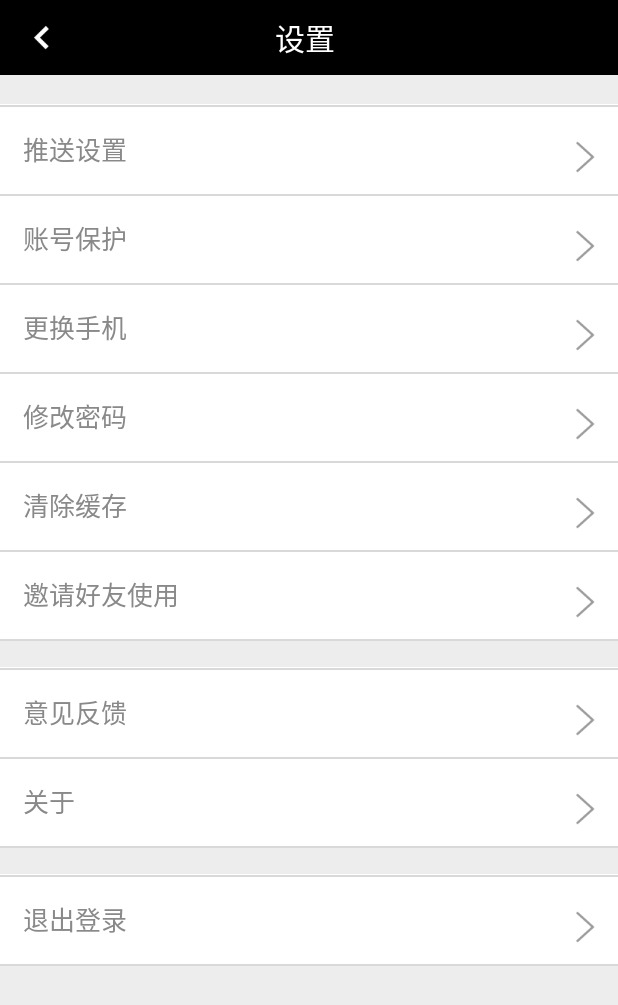
After one commit to dandanba/xiangqin-android-studio, an Android app: the SettingsActivity screen opened directly, with no data from a screen before it, on a phone screen of 412 x 824 dp. The commit adds this screen. Shown: the top 1005 px of the screen. Run offline under Robolectric (Android 15) with nearby library versions, the phone set to English and light mode, and no system bars; our stand-ins replace ButterKnife; libraries missing offline, so code that uses them is left out: com.facebook.drawee.

Commit message:
settings

```diff
--- a/xiangqin/app/src/main/AndroidManifest.xml
+++ b/xiangqin/app/src/main/AndroidManifest.xml
@@ -43,7 +43,6 @@
                 <action android:name="com.baidu.location.service_v2.2" />
             </intent-filter>
         </service>
-
         <meta-data
             android:name="com.baidu.lbsapi.API_KEY"
             android:value="XInzWIUVWKLPOBaeitXVoZW4" />
@@ -78,6 +77,9 @@
             android:name=".activity.RegisterActivity"
             android:screenOrientation="portrait" />
         <activity
+            android:name=".activity.SettingsActivity"
+            android:screenOrientation="portrait" />
+        <activity
             android:name=".activity.MainActivity"
             android:launchMode="singleTask"
             android:screenOrientation="portrait" />
--- a/xiangqin/app/src/main/java/com/xiangqin/app/activity/MainActivity.java
+++ b/xiangqin/app/src/main/java/com/xiangqin/app/activity/MainActivity.java
@@ -6,6 +6,7 @@ import android.os.Bundle;
 import android.support.v4.app.Fragment;
 import android.util.Log;
 import android.view.View;
+import android.view.ViewGroup;
 import android.widget.ImageView;
 import android.widget.TextView;
 
@@ -30,6 +31,7 @@ import java.util.ArrayList;
 import java.util.List;
 
 import butterknife.Bind;
+import butterknife.OnClick;
 import me.tabak.fragmentswitcher.FragmentStateArrayPagerAdapter;
 import me.tabak.fragmentswitcher.FragmentSwitcher;
 
@@ -41,6 +43,8 @@ public class MainActivity extends BaseActivity implements View.OnClickListener {
     TextView mCommonTitleText;
     @Bind(R.id.titlebar_left_button)
     ImageView mLeftButton;
+    @Bind(R.id.titlebar_right_button)
+    ViewGroup mRightButton;
     @Bind(R.id.content_layout)
     FragmentSwitcher mFragmentSwitcher;
     @Bind(R.id.tab_1)
@@ -202,6 +206,12 @@ public class MainActivity extends BaseActivity implements View.OnClickListener {
     }
 
 
+    @OnClick(R.id.titlebar_right_button)
+    public void onRightButtonClick(View view) {
+        startActivity(IntentGenerator.genSimpleActivityIntent(this, SettingsActivity.class));
+    }
+
+
     private void initPush() {
         // 设置默认打开的 Activity
         PushService.setDefaultPushCallback(this, MainActivity.class);
@@ -221,8 +231,6 @@ public class MainActivity extends BaseActivity implements View.OnClickListener {
                 }
             }
         });
-
-
     }
 
     public void initData() {
@@ -249,6 +257,7 @@ public class MainActivity extends BaseActivity implements View.OnClickListener {
         mTabButton5.setOnClickListener(this);
         mLeftButton.setVisibility(View.INVISIBLE);
         mCommonTitleText.setText("缘分");
+        mRightButton.setVisibility(View.INVISIBLE);
     }
 
     @Override
@@ -282,26 +291,31 @@ public class MainActivity extends BaseActivity implements View.OnClickListener {
             mClickedTabId = id;
             switch (id) {
                 case R.id.tab_1:
+                    mRightButton.setVisibility(View.INVISIBLE);
                     mCommonTitleText.setText("缘分");
                     button.setCompoundDrawablesWithIntrinsicBounds(0, R.drawable.tab_icon_1_foucsed, 0, 0);
                     mFragmentSwitcher.setCurrentItem(0);
                     break;
                 case R.id.tab_2:
+                    mRightButton.setVisibility(View.INVISIBLE);
                     mCommonTitleText.setText("搜索");
                     button.setCompoundDrawablesWithIntrinsicBounds(0, R.drawable.tab_icon_2_foucsed, 0, 0);
                     mFragmentSwitcher.setCurrentItem(1);
                     break;
                 case R.id.tab_3:
+                    mRightButton.setVisibility(View.INVISIBLE);
                     mCommonTitleText.setText("信箱");
                     button.setCompoundDrawablesWithIntrinsicBounds(0, R.drawable.tab_icon_3_foucsed, 0, 0);
                     mFragmentSwitcher.setCurrentItem(2);
                     break;
                 case R.id.tab_4:
+                    mRightButton.setVisibility(View.INVISIBLE);
                     mCommonTitleText.setText("附近");
                     button.setCompoundDrawablesWithIntrinsicBounds(0, R.drawable.tab_icon_4_foucsed, 0, 0);
                     mFragmentSwitcher.setCurrentItem(3);
                     break;
                 case R.id.tab_5:
+                    mRightButton.setVisibility(View.VISIBLE);
                     mCommonTitleText.setText("我");
                     button.setCompoundDrawablesWithIntrinsicBounds(0, R.drawable.tab_icon_5_foucsed, 0, 0);
                     mFragmentSwitcher.setCurrentItem(4);
--- /dev/null
+++ b/xiangqin/app/src/main/java/com/xiangqin/app/activity/SettingsActivity.java
@@ -0,0 +1,35 @@
+package com.xiangqin.app.activity;
+
+import android.os.Bundle;
+import android.view.View;
+import android.view.ViewGroup;
+import android.widget.TextView;
+
+import com.xiangqin.app.R;
+import com.xiangqin.app.fragment.SettingsFragment;
+
+import butterknife.Bind;
+import butterknife.OnClick;
+
+public class SettingsActivity extends BaseActivity {
+    @Bind(R.id.common_title_text)
+    TextView mCommonTitleText;
+    @Bind(R.id.titlebar_right_button)
+    ViewGroup mRightButton;
+
+    @Override
+    protected void onCreate(Bundle savedInstanceState) {
+        super.onCreate(savedInstanceState);
+        setContentView(R.layout.activity_settings);
+
+        mCommonTitleText.setText("设置");
+        mRightButton.setVisibility(View.INVISIBLE);
+
+        replace(R.id.content_frame, SettingsFragment.newInstance());
+    }
+
+    @OnClick(R.id.titlebar_left_button)
+    public void onLeftButtonClick(View view) {
+        onBackPressed();
+    }
+}
--- /dev/null
+++ b/xiangqin/app/src/main/java/com/xiangqin/app/adapter/DividerDataHolder.java
@@ -0,0 +1,10 @@
+package com.xiangqin.app.adapter;
+
+/**
+ * Created by dandanba on 11/16/15.
+ */
+public class DividerDataHolder extends BaseDataHolder {
+    public DividerDataHolder(int type) {
+        super(type);
+    }
+}
--- /dev/null
+++ b/xiangqin/app/src/main/java/com/xiangqin/app/adapter/SettingsAdapter.java
@@ -0,0 +1,159 @@
+package com.xiangqin.app.adapter;
+
+import android.content.Context;
+import android.support.v7.widget.RecyclerView;
+import android.view.View;
+import android.view.ViewGroup;
+import android.widget.TextView;
+
+import com.xiangqin.app.R;
+import com.xiangqin.app.utils.DisplayUtils;
+
+import butterknife.Bind;
+import butterknife.ButterKnife;
+
+/**
+ * Created by dandanba on 11/16/15.
+ */
+public class SettingsAdapter extends BaseAdapter<SettingsDataHolder> {
+
+    private OnRecyclerViewItemClickListener mItemClickListener;
+
+    public SettingsAdapter(Context context, OnRecyclerViewItemClickListener onItemClickListener) {
+        super(context);
+        SettingsDataHolder itemDataHolder;
+
+        mDatas.add(new SettingsDataHolder(1));
+
+        itemDataHolder = new SettingsDataHolder(0);
+        itemDataHolder.setTitle("推送设置");
+        itemDataHolder.setText("");
+
+        mDatas.add(itemDataHolder);
+
+        itemDataHolder = new SettingsDataHolder(0);
+        itemDataHolder.setTitle("账号保护");
+        itemDataHolder.setText("");
+
+        mDatas.add(itemDataHolder);
+
+
+        itemDataHolder = new SettingsDataHolder(0);
+        itemDataHolder.setTitle("更换手机");
+        itemDataHolder.setText("");
+
+        mDatas.add(itemDataHolder);
+
+        itemDataHolder = new SettingsDataHolder(0);
+        itemDataHolder.setTitle("修改密码");
+        itemDataHolder.setText("");
+
+        mDatas.add(itemDataHolder);
+
+        itemDataHolder = new SettingsDataHolder(0);
+        itemDataHolder.setTitle("清除缓存");
+        itemDataHolder.setText("");
+
+        mDatas.add(itemDataHolder);
+
+        itemDataHolder = new SettingsDataHolder(0);
+        itemDataHolder.setTitle("邀请好友使用");
+        itemDataHolder.setText("");
+
+        mDatas.add(itemDataHolder);
+
+        mDatas.add(new SettingsDataHolder(1));
+
+        itemDataHolder = new SettingsDataHolder(0);
+        itemDataHolder.setTitle("意见反馈");
+        itemDataHolder.setText("");
+
+        mDatas.add(itemDataHolder);
+
+        itemDataHolder = new SettingsDataHolder(0);
+        itemDataHolder.setTitle("关于");
+        itemDataHolder.setText("");
+
+        mDatas.add(itemDataHolder);
+
+        mDatas.add(new SettingsDataHolder(1));
+
+        itemDataHolder = new SettingsDataHolder(0);
+        itemDataHolder.setTitle("退出登录");
+        itemDataHolder.setText("");
+
+        mDatas.add(itemDataHolder);
+
+        mItemClickListener = onItemClickListener;
+    }
+
+
+    @Override
+    public BaseViewHolder onCreateViewHolder(ViewGroup parent, int viewType) {
+        View v = null;
+        BaseViewHolder viewHolder = null;
+        switch (viewType) {
+            case 0:
+                v = View.inflate(mContext, R.layout.layout_settings_item, null);
+                v.setLayoutParams(new RecyclerView.LayoutParams(RecyclerView.LayoutParams.MATCH_PARENT, DisplayUtils.dpToPxInt(mContext, 60)));
+                viewHolder = new SettingsViewHolder(v, mItemClickListener);
+                break;
+            case 1:
+                v = View.inflate(mContext, R.layout.layout_divider_item, null);
+                v.setLayoutParams(new RecyclerView.LayoutParams(RecyclerView.LayoutParams.MATCH_PARENT, DisplayUtils.dpToPxInt(mContext, 20)));
+                viewHolder = new DividerViewHolder(v, mItemClickListener);
+                break;
+            default:
+                break;
+        }
+        return viewHolder;
+    }
+
+    @Override
+    public void onBindViewHolder(BaseViewHolder holder, int position) {
+        final SettingsDataHolder dataHolder = mDatas.get(position);
+        final int itemViewType = dataHolder.getType();
+        switch (itemViewType) {
+            case 0:
+                SettingsViewHolder settingsViewHolder = (SettingsViewHolder) holder;
+                settingsViewHolder.bind(mContext, dataHolder, position);
+                break;
+            case 1:
+                DividerViewHolder userViewHolder = (DividerViewHolder) holder;
+                userViewHolder.bind(mContext, dataHolder, position);
+                break;
+            default:
+                break;
+        }
+    }
+
+    public class SettingsViewHolder extends BaseViewHolder {
+        @Bind(R.id.title)
+        TextView mTitleText;
+        @Bind(R.id.text)
+        TextView mTextText;
+
+        public SettingsViewHolder(View view, OnRecyclerViewItemClickListener onItemClickListener) {
+            super(view, onItemClickListener);
+            ButterKnife.bind(this, view);
+        }
+
+        public void bind(Context context, SettingsDataHolder datHolder, int position) {
+            mTitleText.setText(datHolder.getTitle());
+            mTextText.setText(datHolder.getText());
+        }
+    }
+
+
+    public class DividerViewHolder extends BaseViewHolder {
+
+        public DividerViewHolder(View view, OnRecyclerViewItemClickListener onItemClickListener) {
+            super(view, onItemClickListener);
+        }
+
+        public void bind(Context context, SettingsDataHolder datHolder, int position) {
+
+        }
+    }
+
+}
--- /dev/null
+++ b/xiangqin/app/src/main/java/com/xiangqin/app/adapter/SettingsDataHolder.java
@@ -0,0 +1,30 @@
+package com.xiangqin.app.adapter;
+
+/**
+ * Created by dandanba on 11/16/15.
+ */
+public class SettingsDataHolder extends BaseDataHolder {
+    public SettingsDataHolder(int type) {
+        super(type);
+    }
+
+    public String getTitle() {
+        return title;
+    }
+
+    public void setTitle(String title) {
+        this.title = title;
+    }
+
+    public String getText() {
+        return text;
+    }
+
+    public void setText(String text) {
+        this.text = text;
+    }
+
+    private String title;
+    private String text;
+
+}
--- /dev/null
+++ b/xiangqin/app/src/main/java/com/xiangqin/app/fragment/SettingsFragment.java
@@ -0,0 +1,72 @@
+package com.xiangqin.app.fragment;
+
+import android.content.Context;
+import android.os.Bundle;
+import android.support.annotation.Nullable;
+import android.support.v7.widget.LinearLayoutManager;
+import android.support.v7.widget.RecyclerView;
+import android.view.LayoutInflater;
+import android.view.View;
+import android.view.ViewGroup;
+
+import com.xiangqin.app.R;
+import com.xiangqin.app.adapter.ItemDivider;
+import com.xiangqin.app.adapter.OnRecyclerViewItemClickListener;
+import com.xiangqin.app.adapter.SettingsAdapter;
+
+import butterknife.Bind;
+import butterknife.ButterKnife;
+
+/**
+ * Created by dandanba on 11/16/15.
+ */
+public class SettingsFragment extends BaseFragment implements OnRecyclerViewItemClickListener {
+    @Bind(R.id.recycler_view)
+    RecyclerView mRecyclerView;
+
+    public static SettingsFragment newInstance() {
+        SettingsFragment fragment = new SettingsFragment();
+        final Bundle args = new Bundle();
+        fragment.setArguments(args);
+        return fragment;
+    }
+
+    SettingsAdapter mAdapter;
+
+    @Override
+    public void onAttach(Context context) {
+        super.onAttach(context);
+        mAdapter = new SettingsAdapter(context, this);
+    }
+
+    @Nullable
+    @Override
+    public View onCreateView(LayoutInflater inflater, ViewGroup container, Bundle savedInstanceState) {
+        final View view = inflater.inflate(R.layout.fragment_recycler_view, container, false);
+        ButterKnife.bind(this, view);
+        //创建布局管理器
+        LinearLayoutManager mLayoutManager = new LinearLayoutManager(mBaseActivity);
+        mLayoutManager.setOrientation(LinearLayoutManager.VERTICAL);
+        mRecyclerView.setLayoutManager(mLayoutManager);
+        mRecyclerView.addItemDecoration(new ItemDivider(mBaseActivity, R.drawable.item_divider));
+        return view;
+    }
+
+    @Nullable
+    @Override
+    public void onViewCreated(View view, Bundle savedInstanceState) {
+        super.onViewCreated(view, savedInstanceState);
+        mRecyclerView.setAdapter(mAdapter);
+    }
+
+    @Override
+    public void onDestroyView() {
+        super.onDestroyView();
+        ButterKnife.unbind(this);
+    }
+
+    @Override
+    public void onItemClick(View view, int position) {
+
+    }
+}
--- /dev/null
+++ b/xiangqin/app/src/main/res/layout/activity_settings.xml
@@ -0,0 +1,20 @@
+<LinearLayout xmlns:android="http://schemas.android.com/apk/res/android"
+    xmlns:tools="http://schemas.android.com/tools"
+    android:layout_width="match_parent"
+    android:layout_height="match_parent"
+    android:background="@color/gray"
+    android:orientation="vertical"
+    tools:context=".activity.SettingsActivity">
+
+    <include
+        android:id="@+id/titlebar_layout"
+        layout="@layout/layout_titlebar" />
+
+    <FrameLayout
+        android:id="@+id/content_frame"
+        android:layout_width="match_parent"
+        android:layout_height="0dp"
+        android:layout_weight="1" />
+
+
+</LinearLayout>
--- /dev/null
+++ b/xiangqin/app/src/main/res/layout/layout_divider_item.xml
@@ -0,0 +1,4 @@
+<?xml version="1.0" encoding="utf-8"?>
+<View xmlns:android="http://schemas.android.com/apk/res/android"
+    android:layout_width="match_parent"
+    android:layout_height="wrap_content" />
--- /dev/null
+++ b/xiangqin/app/src/main/res/layout/layout_settings_item.xml
@@ -0,0 +1,31 @@
+<?xml version="1.0" encoding="utf-8"?>
+<LinearLayout xmlns:android="http://schemas.android.com/apk/res/android"
+    android:layout_width="match_parent"
+    android:layout_height="wrap_content"
+    android:gravity="center_vertical"
+    android:orientation="horizontal"
+    android:background="@color/white"
+    android:paddingLeft="15dp"
+    android:paddingRight="15dp">
+
+    <TextView
+        android:id="@+id/title"
+        android:layout_width="0dp"
+        android:layout_height="wrap_content"
+        android:layout_weight="1"
+        android:textColor="@color/gray"
+        android:textSize="17sp" />
+
+    <TextView
+        android:id="@+id/text"
+        android:layout_width="100dp"
+        android:layout_height="wrap_content"
+        android:layout_marginTop="5dp"
+        android:drawablePadding="10dp"
+        android:drawableRight="@drawable/arrow_right"
+        android:singleLine="true"
+        android:textColor="@color/gray"
+        android:textSize="13sp" />
+
+
+</LinearLayout>
--- a/xiangqin/app/src/main/res/layout/layout_titlebar.xml
+++ b/xiangqin/app/src/main/res/layout/layout_titlebar.xml
@@ -36,4 +36,27 @@
         android:src="@drawable/titlebar_back_normal" />
 
 
+    <LinearLayout
+        android:id="@+id/titlebar_right_button"
+        android:layout_width="wrap_content"
+        android:layout_height="fill_parent"
+        android:layout_alignParentRight="true"
+        android:layout_centerVertical="true"
+        android:background="@drawable/common_title_button_selector"
+        android:minWidth="55dp"
+        android:scaleType="center"
+        android:src="@drawable/titlebar_back_normal">
+
+        <TextView
+            style="@style/titlebar_button_style"
+            android:layout_width="wrap_content"
+            android:layout_height="fill_parent"
+            android:layout_gravity="center"
+            android:ellipsize="end"
+            android:gravity="center"
+            android:singleLine="true"
+            android:text="设置" />
+    </LinearLayout>
+
+
 </RelativeLayout>
--- a/xiangqin/app/src/main/res/layout/layout_user_header.xml
+++ b/xiangqin/app/src/main/res/layout/layout_user_header.xml
@@ -24,7 +24,6 @@
         android:layout_centerHorizontal="true"
         android:layout_width="wrap_content"
         android:layout_height="wrap_content"
-        android:text="adsfdsfadsf"
         android:layout_gravity="center_vertical"
         android:textColor="@color/gray"
         android:textSize="17sp" />
--- a/xiangqin/app/src/main/res/values/colors.xml
+++ b/xiangqin/app/src/main/res/values/colors.xml
@@ -3,7 +3,7 @@
     <item name="white" type="color">#fff</item>
     <item name="black" type="color">#000</item>
     <color name="transparent">#00000000</color>
-    <color name="common_title_bar_bg_color">#ff703987</color>
+    <color name="common_title_bar_bg_color">#000</color>
     <color name="common_title_bg_pressed">#ff651c83</color>
     <color name="forget_password_color_2">#ff703987</color>
     <color name="normal_text_force_text_color">#ff828287</color>
--- a/xiangqin/app/src/main/res/values/styles.xml
+++ b/xiangqin/app/src/main/res/values/styles.xml
@@ -5,6 +5,10 @@
 
     <style name="titlebar_text_style">
         <item name="android:textSize">20sp</item>
+        <item name="android:textColor">@color/white</item>
+    </style>
+    <style name="titlebar_button_style">
+        <item name="android:textSize">17sp</item>
         <item name="android:textColor">@color/white</item>
     </style>
 
```
Also changed, not shown: xiangqin/app/src/main/res/drawable-xhdpi/arrow_right.png (added).
